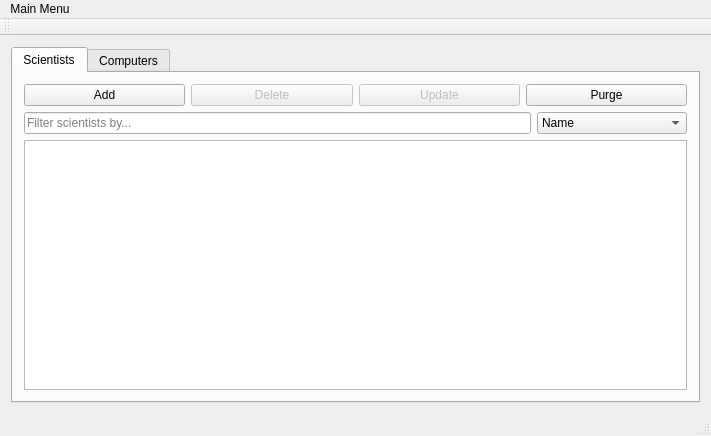
Old version of the form vika3/adalgluggi.ui in the repository editomars/VLN1_h22.
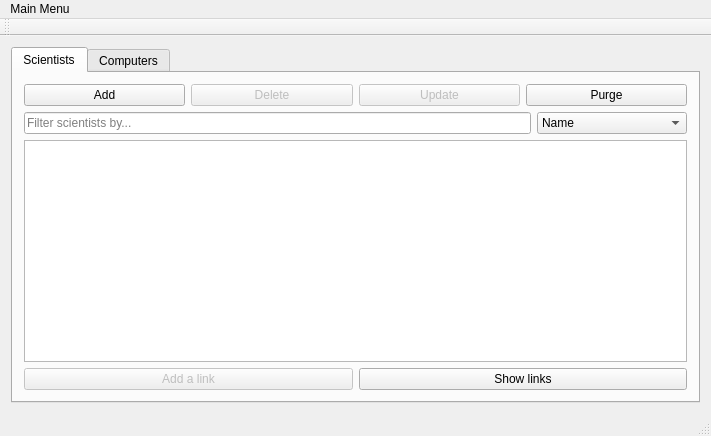
New version of the form. The open tabs and pages were chosen to show the change.

The edit to the form file:
```diff
--- a/vika3/adalgluggi.ui
+++ b/vika3/adalgluggi.ui
@@ -165,6 +165,27 @@
           </column>
          </widget>
         </item>
+        <item>
+         <layout class="QHBoxLayout" name="horizontalLayout_5">
+          <item>
+           <widget class="QPushButton" name="button_AddLink">
+            <property name="enabled">
+             <bool>false</bool>
+            </property>
+            <property name="text">
+             <string>Add a link</string>
+            </property>
+           </widget>
+          </item>
+          <item>
+           <widget class="QPushButton" name="button_showLinks">
+            <property name="text">
+             <string>Show links</string>
+            </property>
+           </widget>
+          </item>
+         </layout>
+        </item>
        </layout>
       </widget>
       <widget class="QWidget" name="velTab">
```
Left out of the diff: 29 changed lines with no effect on the pictures.
